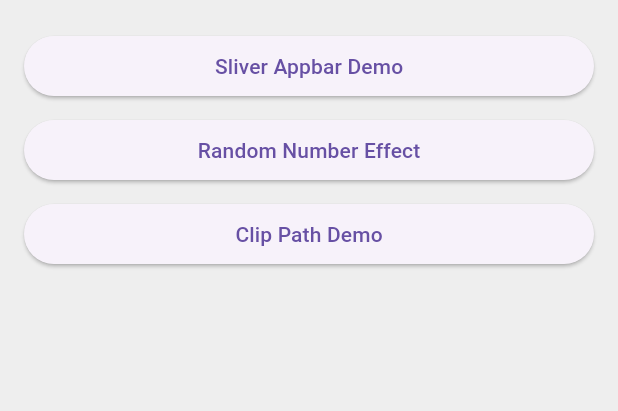
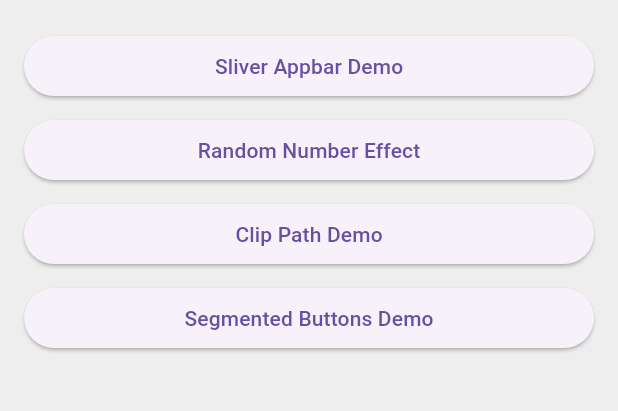
Before and after one commit to azazelyash/flutter-demos, a Flutter app: the screen it shows after launch, on a phone screen of 412 x 824 dp, the part 84-495 px from its top. Run offline on Flutter 3.47's test engine with Material 3 defaults, Android fonts, the phone set to English and light mode, and no system bars.

Commit message:
Feature: Segmented Button Demo

```diff
--- a/lib/features/home_page/presentation/screen/home_page.dart
+++ b/lib/features/home_page/presentation/screen/home_page.dart
@@ -1,5 +1,6 @@
 import 'package:flutter/material.dart';
 import 'package:sliver_demo/features/clip_path_demo/presentation/screen/clip_path_demo.dart';
+import 'package:sliver_demo/features/segmented_button_demo/presentation/screen/segmented_button_demo.dart';
 import 'package:sliver_demo/features/sliver_demo/presentation/screen/sliver_demo.dart';
 import 'package:sliver_demo/features/random_number_effect/presentation/screen/random_number_effect.dart';
 
@@ -70,6 +71,22 @@ class HomePage extends StatelessWidget {
                   ),
                 ),
               ),
+              Padding(
+                padding: const EdgeInsets.only(bottom: 8.0),
+                child: SizedBox(
+                  width: double.infinity,
+                  child: ElevatedButton(
+                    onPressed: () {
+                      Navigator.of(context).push(
+                        MaterialPageRoute(
+                          builder: (context) => const SegmentedButtonDemo(),
+                        ),
+                      );
+                    },
+                    child: const Text("Segmented Buttons Demo"),
+                  ),
+                ),
+              ),
             ],
           ),
         ),
--- /dev/null
+++ b/lib/features/segmented_button_demo/presentation/provider/segmented_button_provider.dart
@@ -0,0 +1,12 @@
+import 'package:flutter/material.dart';
+
+class SegmentedButtonProvider extends ChangeNotifier {
+  Set<int> _selectedSegments = {};
+
+  Set<int> get selectedSegments => _selectedSegments;
+
+  set selectedSegment(Set<int> value) {
+    _selectedSegments = value;
+    notifyListeners();
+  }
+}
--- a/lib/main.dart
+++ b/lib/main.dart
@@ -2,6 +2,7 @@ import 'package:flutter/material.dart';
 import 'package:provider/provider.dart';
 import 'package:sliver_demo/features/home_page/presentation/screen/home_page.dart';
 import 'package:sliver_demo/features/random_number_effect/presentation/provider/random_number_effect_provider.dart';
+import 'package:sliver_demo/features/segmented_button_demo/presentation/provider/segmented_button_provider.dart';
 
 void main() {
   runApp(const MyApp());
@@ -17,6 +18,9 @@ class MyApp extends StatelessWidget {
         ChangeNotifierProvider(
           create: (context) => RandomNumberEffectProvider(),
         ),
+        ChangeNotifierProvider(
+          create: (context) => SegmentedButtonProvider(),
+        ),
       ],
       child: const MaterialApp(
         title: 'Sliver Demo',
```
Also changed, not shown: lib/features/segmented_button_demo/presentation/screen/segmented_button_demo.dart (added, +82 -0 lines), assets/SegmentedButtonDemo.gif (added), 1 other file.
